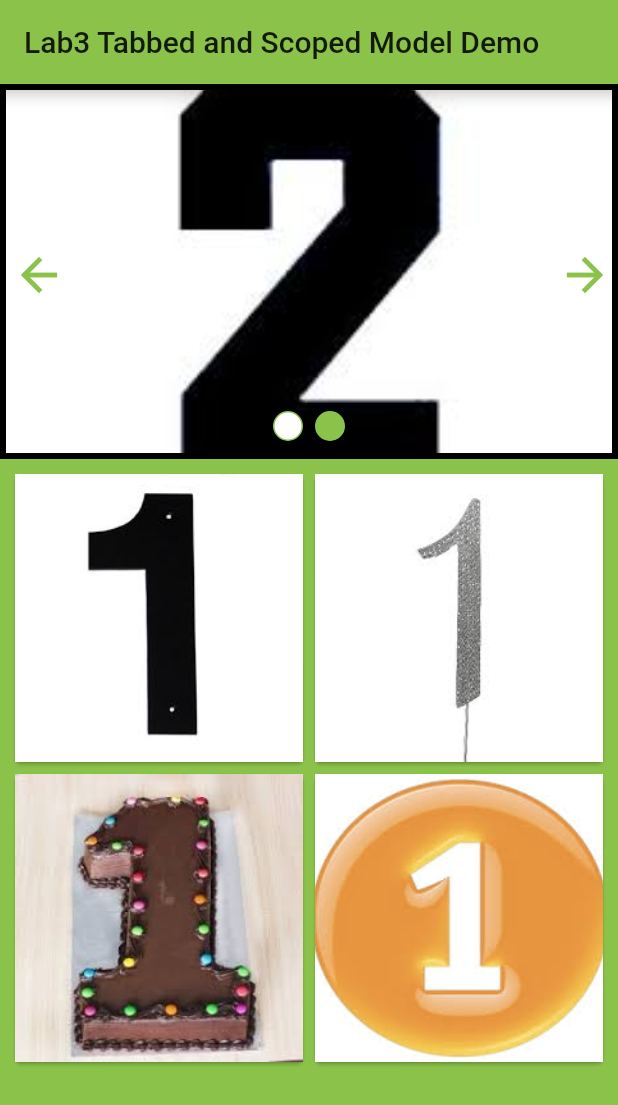
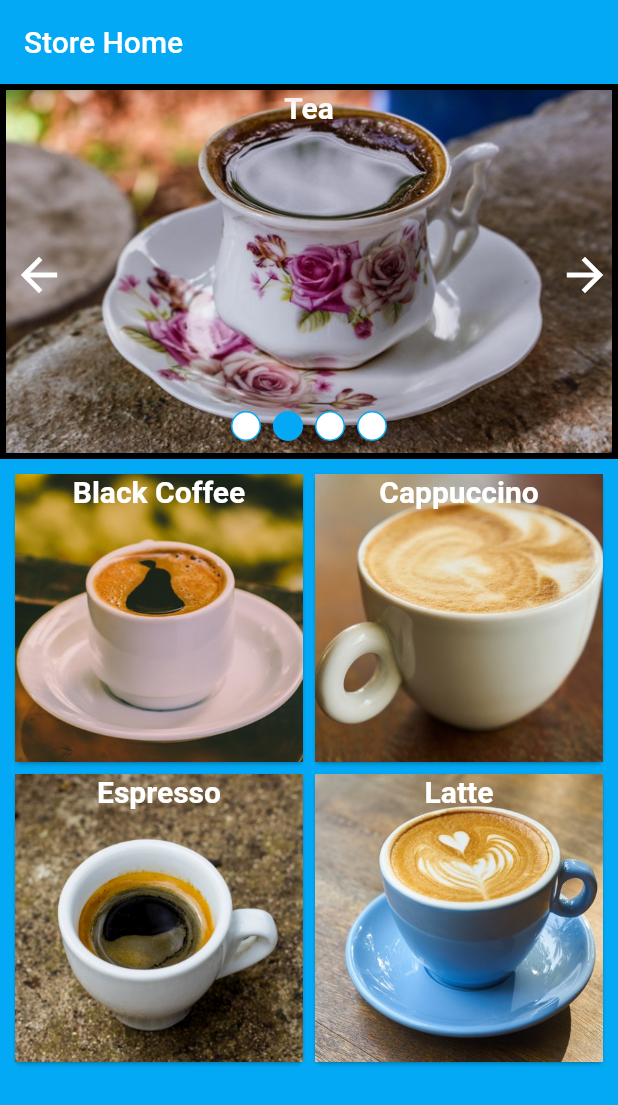
Before and after one commit to tgorczynski1/Flutter_Continues, a Flutter app: the screen it shows after launch, after a tap on the "arrow forward" icon, on a phone screen of 412 x 824 dp. Shown: the top 1105 px of the screen. Run offline on Flutter 3.47's test engine with Material 2 defaults, Android fonts, the phone set to English and light mode, and no system bars; our stand-ins replace geolocator.

Commit message:
Finished Lab3

```diff
--- a/Lab_3/lab_3_begin/lib/demos/am_tabbed_page_scoped_model_demo.dart
+++ b/Lab_3/lab_3_begin/lib/demos/am_tabbed_page_scoped_model_demo.dart
@@ -1,36 +1,50 @@
 import 'package:scoped_model/scoped_model.dart';
 import 'package:flutter/material.dart';
+import 'package:coffee_store_app/model/DrinkType.dart';
 
-class Number {
-  final String title;
-  final String image;
-  Number(this.title, this.image);
-}
-
-List<Number> nums = <Number>[
-  Number('1', 'assets/img/1-1.jpg'),
-  Number('2', 'assets/img/2-1.jpg'),
+List<DrinkType> mainTypes = <DrinkType>[
+  DrinkType('Coffee', 'assets/img/black-coffee.jpeg', 4.12),
+  DrinkType('Tea', 'assets/img/black-tea.jpeg', 4.12),
+  DrinkType('Juice', 'assets/img/lemon.jpeg', 4.12),
+  DrinkType('Smoothie', 'assets/img/apple-smoothie.jpeg', 4.12),
 ];
 
-List<Number> ones = <Number>[
-  Number('1-2', 'assets/img/1-2.jpg'),
-  Number('1-3', 'assets/img/1-3.jpg'),
-  Number('1-4', 'assets/img/1-4.jpg'),
-  Number('1-5', 'assets/img/1-5.jpg'),
+List<DrinkType> coffeeTypes = <DrinkType>[
+  DrinkType('Black Coffee', 'assets/img/black-coffee.jpeg', 4.12),
+  DrinkType('Cappuccino', 'assets/img/cappuccino.jpeg', 4.12),
+  DrinkType('Espresso', 'assets/img/espresso.jpeg', 4.12),
+  DrinkType('Latte', 'assets/img/latte.jpeg', 4.12),
 ];
 
-List<Number> twos = <Number>[
-  Number('2-2', 'assets/img/2-2.jpg'),
-  Number('2-3', 'assets/img/2-3.jpg'),
-  Number('2-4', 'assets/img/2-4.jpg'),
+List<DrinkType> teaTypes = <DrinkType>[
+  DrinkType('Black Tea', 'assets/img/black-tea.jpeg', 4.12),
+  DrinkType('Brown Tea', 'assets/img/brown-tea.jpeg', 4.12),
+  DrinkType('English Tea', 'assets/img/english-tea.jpeg', 4.12),
+  DrinkType('Herbal Tea', 'assets/img/herbal-tea.jpeg', 4.12),
+  DrinkType('Mint Tea', 'assets/img/mint-tea.jpeg', 4.12),
+];
+
+List<DrinkType> juiceTypes = <DrinkType>[
+  DrinkType('Lemon Juice', 'assets/img/lemon.jpeg', 4.12),
+  DrinkType('Lime Juice', 'assets/img/lime.jpeg', 4.12),
+  DrinkType('Pink Grape Juice', 'assets/img/pink-grape.jpeg', 4.12),
+  DrinkType('Plum Juice', 'assets/img/plum.jpeg', 4.12),
+  DrinkType('Tomato Juice', 'assets/img/tomato.jpeg', 4.12),
+];
+
+List<DrinkType> smoothieTypes = <DrinkType>[
+  DrinkType('Apple Smoothie', 'assets/img/apple-smoothie.jpeg', 4.12),
+  DrinkType('Blackberry Smoothie', 'assets/img/black-smoothie.jpeg', 4.12),
+  DrinkType('Kiwi Fruit Smoothie', 'assets/img/kiwi-smoothie.jpeg', 4.12),
+  DrinkType('Raspberry Smoothie ', 'assets/img/rasberry-smoothie.jpeg', 4.12),
 ];
 
 class MyModel extends Model {
-  List<Number> _chosenNumber = ones;
+  List<DrinkType> _chosenNumber = coffeeTypes;
 
-  List<Number> get chosenNumber => _chosenNumber;
+  List<DrinkType> get chosenNumber => _chosenNumber;
 
-  void updateNumbersList(List<Number> type) {
+  void updateNumbersList(List<DrinkType> type) {
     _chosenNumber = type;
     notifyListeners();
   }
@@ -40,11 +54,11 @@ class MyTabbedScopedModelApp1 extends StatelessWidget {
   @override
   Widget build(BuildContext context) {
     return MaterialApp(
-      title: 'Lab3 Demo',
+      title: 'Lab3',
       theme: ThemeData(
-        primarySwatch: Colors.lightGreen,
+        primarySwatch: Colors.lightBlue,
       ),
-      home: HomePage(title: 'Lab3 Tabbed and Scoped Model Demo'),
+      home: HomePage(title: ''),
     );
   }
 }
@@ -59,9 +73,9 @@ class HomePage extends StatelessWidget {
     return ScopedModel<MyModel>(
       model: MyModel(),
       child: Scaffold(
-        backgroundColor: Colors.lightGreen,
+        backgroundColor: Colors.lightBlue,
         appBar: AppBar(
-          title: Text(title),
+          title: Text('Store Home', style: TextStyle(color: Colors.white)),
         ),
         body: Column(
           children: <Widget>[
@@ -86,7 +100,7 @@ class _NumbersCarouselState extends State<NumbersCarousel>
   @override
   void initState() {
     super.initState();
-    _tabController = TabController(length: nums.length, vsync: this);
+    _tabController = TabController(length: mainTypes.length, vsync: this);
   }
 
   @override
@@ -98,10 +112,10 @@ class _NumbersCarouselState extends State<NumbersCarousel>
   void _changeImage({int delta}) {
     var newTabIndex = _tabController.index + delta;
     print('begin $newTabIndex');
-    if (newTabIndex >= nums.length) {
+    if (newTabIndex >= mainTypes.length) {
       newTabIndex = 0;
     } else if (newTabIndex < 0) {
-      newTabIndex = nums.length - 1;
+      newTabIndex = mainTypes.length - 1;
     }
     print('end $newTabIndex');
     _tabController.animateTo(
@@ -128,16 +142,22 @@ class _NumbersCarouselState extends State<NumbersCarousel>
               builder: (context, _, model) {
                 return TabBarView(
                   controller: _tabController,
-                  children: nums.map((numberType) {
+                  children: mainTypes.map((numberType) {
                     return GestureDetector(
                       onTap: () {
                         var type;
                         switch (numberType.title) {
-                          case '1':
-                            type = ones;
+                          case 'Coffee':
+                            type = coffeeTypes;
                             break;
-                          case '2':
-                            type = twos;
+                          case 'Tea':
+                            type = teaTypes;
+                            break;
+                          case 'Juice':
+                            type = juiceTypes;
+                            break;
+                          case 'Smoothie':
+                            type = smoothieTypes;
                             break;
                           default:
                             throw '${numberType.title} type not recognized';
@@ -168,7 +188,7 @@ class _NumbersCarouselState extends State<NumbersCarousel>
               child: IconButton(
                 icon: Icon(
                   Icons.arrow_back,
-                  color: Colors.lightGreen,
+                  color: Colors.white,
                   size: 36,
                 ),
                 onPressed: () {
@@ -181,7 +201,7 @@ class _NumbersCarouselState extends State<NumbersCarousel>
               child: IconButton(
                 icon: Icon(
                   Icons.arrow_forward,
-                  color: Colors.lightGreen,
+                  color: Colors.white,
                   size: 36,
                 ),
                 onPressed: () {
@@ -197,7 +217,7 @@ class _NumbersCarouselState extends State<NumbersCarousel>
 }
 
 class NumbersCard extends StatelessWidget {
-  final Number instantsNumber;
+  final DrinkType instantsNumber;
 
   const NumbersCard({Key key, this.instantsNumber}) : super(key: key);
 
@@ -213,6 +233,10 @@ class NumbersCard extends StatelessWidget {
               width: double.infinity,
               fit: BoxFit.cover,
             ),
+            Container(
+                alignment: Alignment.topCenter,
+                child: Text(instantsNumber.title, style: TextStyle(color: Colors.white, fontSize: 20.0, fontWeight: FontWeight.bold), ),
+            )
           ],
         ),
       ),
```
